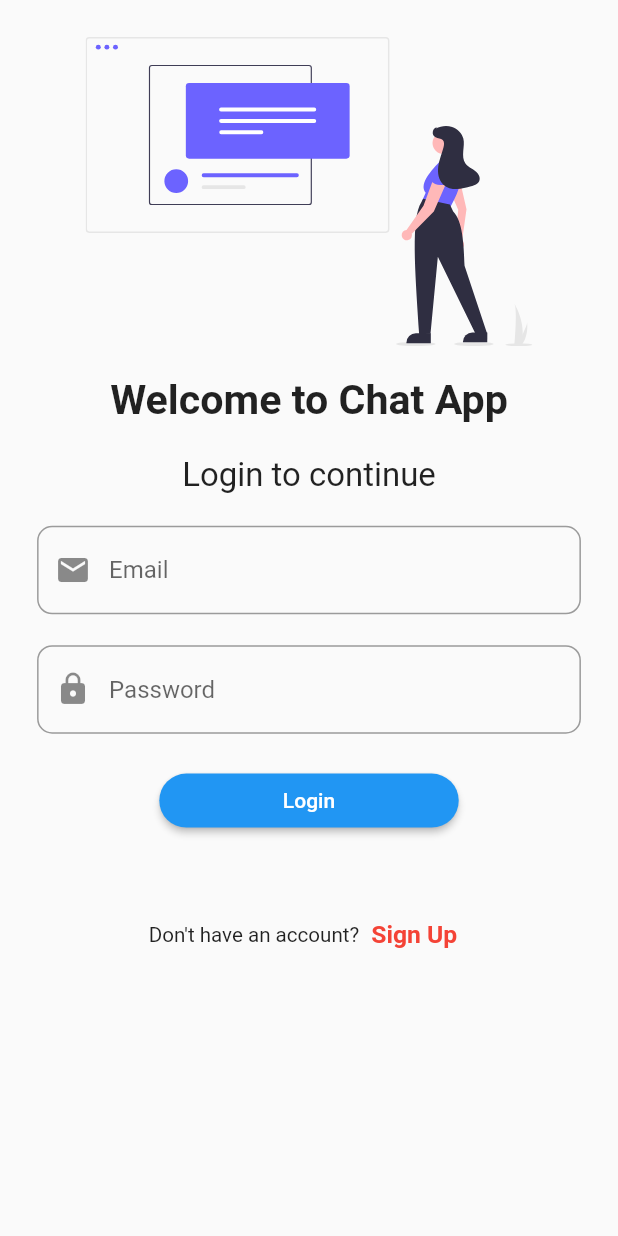
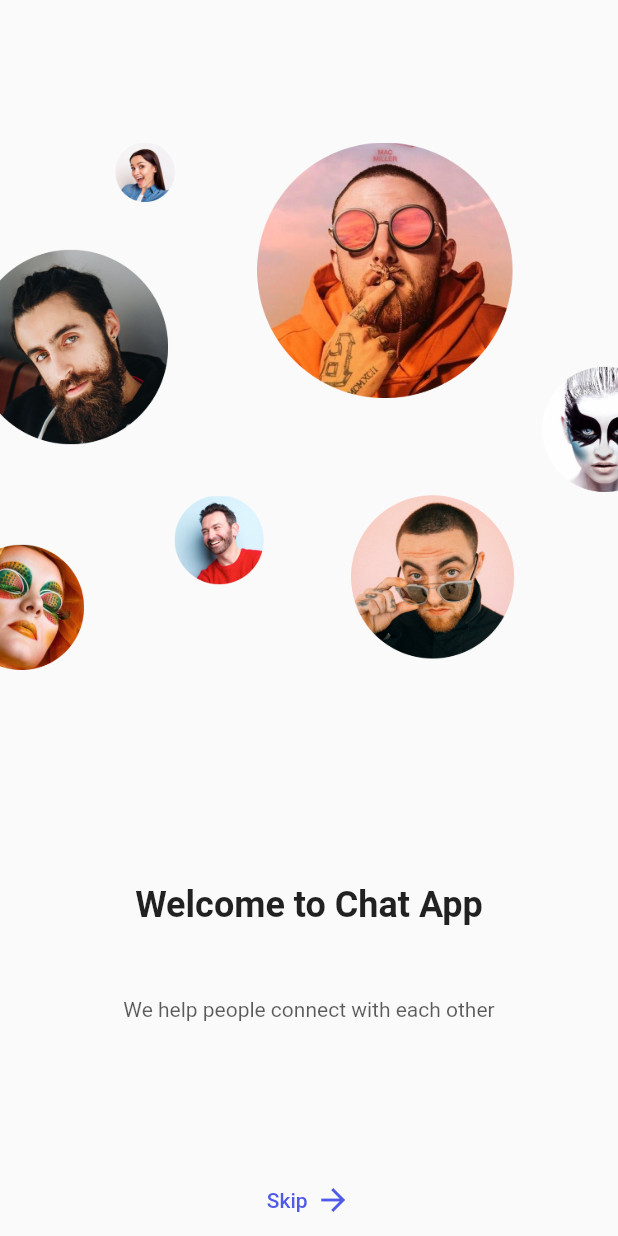
Before and after one commit to salmanulfarisi/chat_app, a Flutter app: the screen it shows after launch, on a phone screen of 412 x 824 dp. Run offline on Flutter 3.47's test engine with Material 2 defaults, Android fonts, the phone set to English and light mode, and no system bars; our stand-ins replace animated_text_kit, dio, flutter_svg, get.

Commit message:
welcome screen added.it just show and a skip added in it.when we click that go to login screen.

```diff
--- a/lib/modules/splash/controller/controller.dart
+++ b/lib/modules/splash/controller/controller.dart
@@ -1,6 +1,6 @@
 import 'dart:async';
 
-import 'package:chat_app/modules/login/view/view.dart';
+import 'package:chat_app/modules/welcome/view/view.dart';
 import 'package:get/get.dart';
 
 class SplashController extends GetxController {
@@ -8,6 +8,6 @@ class SplashController extends GetxController {
   @override
   void onInit() {
     super.onInit();
-    Timer(const Duration(seconds: 6), () => Get.off(() => const LoginView()));
+    Timer(const Duration(seconds: 6), () => Get.off(() => const WelcomeView()));
   }
 }
--- /dev/null
+++ b/lib/modules/welcome/bindings/bindings.dart
@@ -0,0 +1,9 @@
+import 'package:chat_app/modules/welcome/controler/controller.dart';
+import 'package:get/get.dart';
+
+class WelcomeBindings extends Bindings {
+  @override
+  void dependencies() {
+    Get.lazyPut<WelcomeController>(() => WelcomeController());
+  }
+}
--- /dev/null
+++ b/lib/modules/welcome/controler/controller.dart
@@ -0,0 +1,3 @@
+import 'package:get/get.dart';
+
+class WelcomeController extends GetxController {}
--- /dev/null
+++ b/lib/modules/welcome/view/view.dart
@@ -0,0 +1,63 @@
+import 'package:chat_app/routes/app_routes.dart';
+import 'package:flutter/material.dart';
+import 'package:get/get.dart';
+
+class WelcomeView extends StatelessWidget {
+  const WelcomeView({Key? key}) : super(key: key);
+
+  @override
+  Widget build(BuildContext context) {
+    return Scaffold(
+      body: SafeArea(
+          child: Column(
+        children: [
+          const Spacer(flex: 2),
+          Image.asset(
+            "assets/welcome_image.png",
+            fit: BoxFit.cover,
+          ),
+          const Spacer(flex: 3),
+          Text(
+            "Welcome to Chat App",
+            style: Theme.of(context).textTheme.headline5!.copyWith(
+                  fontWeight: FontWeight.bold,
+                ),
+          ),
+          const Spacer(),
+          Text(
+            "We help people connect with each other",
+            textAlign: TextAlign.center,
+            style: TextStyle(
+              color: Theme.of(context)
+                  .textTheme
+                  .bodyText1!
+                  .color!
+                  .withOpacity(0.64),
+            ),
+          ),
+          const Spacer(flex: 2),
+          FittedBox(
+            child: TextButton(
+              onPressed: () => Get.toNamed(Routes.LOGIN),
+              child: Row(
+                children: [
+                  Text(
+                    "Skip",
+                    style: Theme.of(context).textTheme.bodyText1!.copyWith(
+                          color: Theme.of(context).primaryColor,
+                        ),
+                  ),
+                  const SizedBox(width: 5),
+                  Icon(
+                    Icons.arrow_forward,
+                    color: Theme.of(context).primaryColor,
+                  ),
+                ],
+              ),
+            ),
+          )
+        ],
+      )),
+    );
+  }
+}
--- a/lib/routes/app_pages.dart
+++ b/lib/routes/app_pages.dart
@@ -1,3 +1,5 @@
+// ignore_for_file: constant_identifier_names
+
 import 'package:chat_app/modules/home/bindings/bindings.dart';
 import 'package:chat_app/modules/home/view/view.dart';
 import 'package:chat_app/modules/login/bindings/bindings.dart';
@@ -6,13 +8,15 @@ import 'package:chat_app/modules/signup/bindings/bindings.dart';
 import 'package:chat_app/modules/signup/view/view.dart';
 import 'package:chat_app/modules/splash/bindings/bindings.dart';
 import 'package:chat_app/modules/splash/view/view.dart';
+import 'package:chat_app/modules/welcome/bindings/bindings.dart';
+import 'package:chat_app/modules/welcome/view/view.dart';
 import 'package:chat_app/routes/app_routes.dart';
 import 'package:get/get.dart';
 
 class AppPages {
   AppPages._();
 
-  static const INITIAL = Routes.LOGIN;
+  static const INITIAL = Routes.SPLASH;
 
   static final routes = [
     GetPage(
@@ -35,5 +39,10 @@ class AppPages {
       page: () => const SignupView(),
       binding: SignupBindings(),
     ),
+    GetPage(
+      name: Routes.WELCOME,
+      page: () => const WelcomeView(),
+      binding: WelcomeBindings(),
+    ),
   ];
 }
--- a/lib/routes/app_routes.dart
+++ b/lib/routes/app_routes.dart
@@ -6,6 +6,7 @@ abstract class Routes {
   static const LOGIN = Paths.login;
   static const SIGNUP = Paths.signup;
   static const SPLASH = Paths.splash;
+  static const WELCOME = Paths.welcome;
 }
 
 abstract class Paths {
@@ -14,4 +15,5 @@ abstract class Paths {
   static const login = '/login';
   static const splash = '/splash';
   static const signup = '/signup';
+  static const welcome = '/welcome';
 }
```
Also changed, not shown: assets/welcome_image.png (added).
